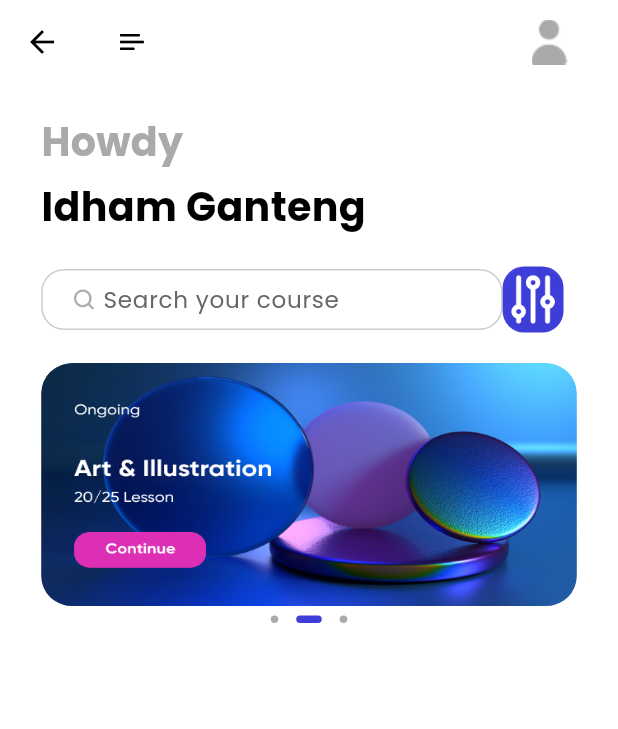
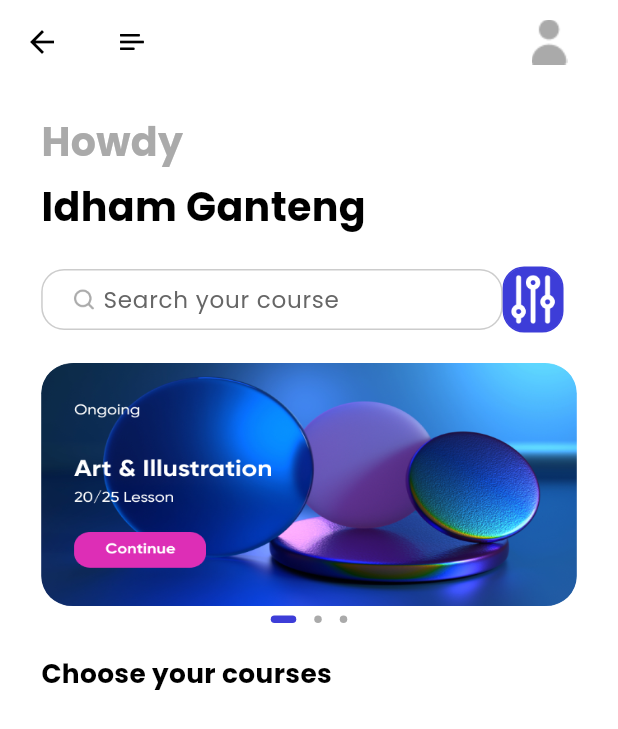
Before and after one commit to idhamaja/learning-course-app, a Flutter app: the HomePage screen opened directly, on a phone screen of 412 x 824 dp. Shown: the top 729 px of the screen. Run offline on Flutter 3.47's test engine with Material 3 defaults, Android fonts, the light colour scheme and no system bars; drawn by our look-alikes of dots_indicator; our stand-ins replace cloud_firestore, firebase_auth, firebase_core, flutter_bloc, flutter_screenutil, fluttertoast and 2 more; accounts and stored records are empty.

Commit message:
update homePage and Bloc State, events, Blocs injection, dots with state, section title

```diff
--- a/lib/common/routes/names.dart
+++ b/lib/common/routes/names.dart
@@ -10,4 +10,7 @@ class AppRoutes {
 
   //Register_Page
   static const REGISTER_PAGE = "/register_page";
+
+  //Home_Page
+  static const HOME_PAGE = "/home_page";
 }
--- /dev/null
+++ b/lib/pages/home/bloc/home_page_blocs.dart
@@ -0,0 +1,12 @@
+import 'package:flutter_bloc/flutter_bloc.dart';
+import 'package:learning_course_app/pages/home/bloc/home_page_events.dart';
+import 'package:learning_course_app/pages/home/bloc/home_page_states.dart';
+
+class HomePageBlocs extends Bloc<HomePageEvents, HomePageStates> {
+  HomePageBlocs() : super(const HomePageStates()) {
+    on<HomePageDots>(_homePageDots);
+  }
+  void _homePageDots(HomePageDots event, Emitter<HomePageStates> emit) {
+    emit(state.copywith(index: event.index));
+  }
+}
--- /dev/null
+++ b/lib/pages/home/bloc/home_page_events.dart
@@ -0,0 +1,8 @@
+abstract class HomePageEvents {
+  const HomePageEvents();
+}
+
+class HomePageDots extends HomePageEvents {
+  final int index;
+  HomePageDots(this.index);
+}
--- /dev/null
+++ b/lib/pages/home/bloc/home_page_states.dart
@@ -0,0 +1,12 @@
+class HomePageStates {
+  const HomePageStates({
+    this.index = 0,
+  });
+
+  final int index;
+  HomePageStates copywith({int? index}) {
+    return HomePageStates(
+      index: index ?? this.index,
+    );
+  }
+}
--- a/lib/pages/home/home_page.dart
+++ b/lib/pages/home/home_page.dart
@@ -1,6 +1,9 @@
 import 'package:flutter/material.dart';
+import 'package:flutter_bloc/flutter_bloc.dart';
 import 'package:flutter_screenutil/flutter_screenutil.dart';
 import 'package:learning_course_app/common/values/colors.dart';
+import 'package:learning_course_app/pages/home/bloc/home_page_blocs.dart';
+import 'package:learning_course_app/pages/home/bloc/home_page_states.dart';
 import 'package:learning_course_app/pages/home/widgets/home_page_widgets.dart';
 
 class HomePage extends StatefulWidget {
@@ -16,7 +19,9 @@ class _HomePageState extends State<HomePage> {
     return Scaffold(
       backgroundColor: Colors.white,
       appBar: buildAppBar(),
-      body: Container(
+      body: BlocBuilder<HomePageBlocs, HomePageStates>(
+        builder: (context, state) {
+          return Container(
             margin: EdgeInsets.symmetric(
               vertical: 0,
               horizontal: 25.w,
@@ -39,9 +44,12 @@ class _HomePageState extends State<HomePage> {
                   height: 20.h,
                 ),
                 searchView(),
-            slidersMenuView(),
+                slidersMenuView(context, state),
+                menuCourseView(),
               ],
             ),
+          );
+        },
       ),
     );
   }
--- a/lib/pages/home/widgets/home_page_widgets.dart
+++ b/lib/pages/home/widgets/home_page_widgets.dart
@@ -1,8 +1,12 @@
 import 'package:dots_indicator/dots_indicator.dart';
 import 'package:flutter/material.dart';
+import 'package:flutter_bloc/flutter_bloc.dart';
 import 'package:flutter_screenutil/flutter_screenutil.dart';
 import 'package:google_fonts/google_fonts.dart';
 import 'package:learning_course_app/common/values/colors.dart';
+import 'package:learning_course_app/pages/home/bloc/home_page_blocs.dart';
+import 'package:learning_course_app/pages/home/bloc/home_page_events.dart';
+import 'package:learning_course_app/pages/home/bloc/home_page_states.dart';
 
 AppBar buildAppBar() {
   return AppBar(
@@ -151,7 +155,7 @@ Widget searchView() {
   );
 }
 
-Widget slidersMenuView() {
+Widget slidersMenuView(BuildContext context, HomePageStates state) {
   return Column(
     children: [
       Container(
@@ -159,6 +163,12 @@ Widget slidersMenuView() {
         width: 325.w,
         height: 160.h,
         child: PageView(
+          onPageChanged: (value) {
+            print(value.toString());
+            context.read<HomePageBlocs>().add(
+                  HomePageDots(value),
+                );
+          },
           children: [
             _slidersContainter(path: "assets/icons/Art.png"),
             _slidersContainter(path: "assets/icons/Image(1).png"),
@@ -166,10 +176,9 @@ Widget slidersMenuView() {
           ],
         ),
       ),
-      Container(
-        child: DotsIndicator(
+      DotsIndicator(
         dotsCount: 3,
-          position: 1,
+        position: state.index,
         decorator: DotsDecorator(
           color: AppColors.primaryThreeElementText,
           activeColor: AppColors.primaryElement,
@@ -177,7 +186,6 @@ Widget slidersMenuView() {
           activeSize: const Size(17.0, 5.0),
           activeShape: RoundedRectangleBorder(
             borderRadius: BorderRadius.circular(5.0),
-            ),
           ),
         ),
       ),
@@ -202,3 +210,32 @@ Widget _slidersContainter({String path = "assets/icons/Art.png"}) {
     ),
   );
 }
+
+Widget menuCourseView() {
+  return Column(
+    children: [
+      Container(
+        width: 325.w,
+        margin: EdgeInsets.only(top: 15.h),
+        child: Row(
+          children: [
+            _reusableMenuCourseText(),
+          ],
+        ),
+      )
+    ],
+  );
+}
+
+Widget _reusableMenuCourseText() {
+  return Container(
+    child: Text(
+      "Choose your courses",
+      style: GoogleFonts.poppins(
+        color: AppColors.primaryText,
+        fontWeight: FontWeight.bold,
+        fontSize: 16.sp,
+      ),
+    ),
+  );
+}
```
Also changed, not shown: lib/common/routes/pages.dart (+11 -0 lines). Lines whose indentation alone changed are shown as unchanged.
